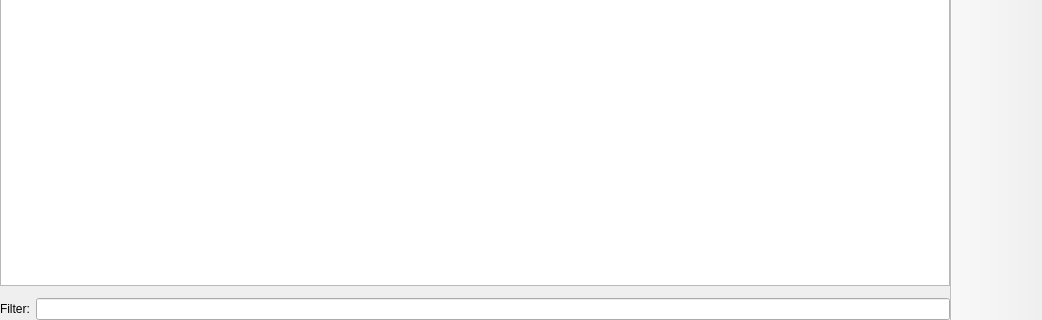
The window that launcher/ui/pages/instance/ExternalResourcesPage.ui (PolyMC/PolyMC) describes before a commit, drawn with Qt 5; both pictures show x 0 to 1042 and y 181 to 501 of the 1042 by 501 pixel window.
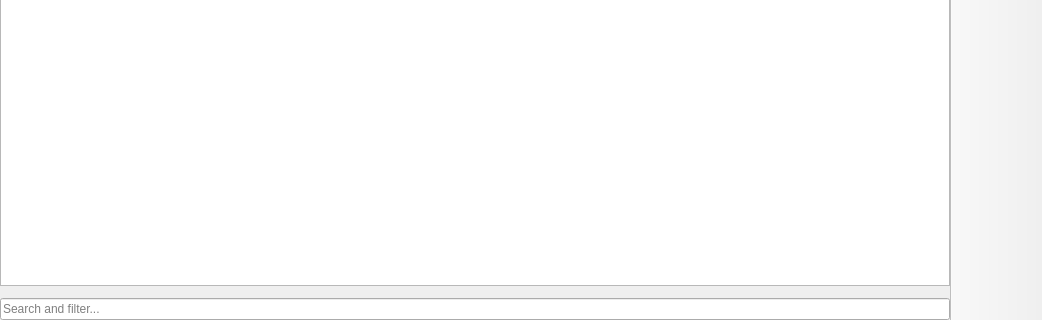
The same window after the commit. Custom widgets are drawn as their Qt base class.

Commit message: Inline search field texts

```diff
--- a/launcher/ui/pages/instance/ExternalResourcesPage.ui
+++ b/launcher/ui/pages/instance/ExternalResourcesPage.ui
@@ -26,20 +26,16 @@
     </property>
     <item row="4" column="1" colspan="3">
      <layout class="QGridLayout" name="gridLayout_2">
-      <item row="0" column="1">
+      <item row="0" column="0">
        <widget class="QLineEdit" name="filterEdit">
+        <property name="placeholderText">
+         <string>Search and filter...</string>
+        </property>
         <property name="clearButtonEnabled">
          <bool>true</bool>
         </property>
        </widget>
       </item>
-      <item row="0" column="0">
-       <widget class="QLabel" name="filterLabel">
-        <property name="text">
-         <string>Filter:</string>
-        </property>
-       </widget>
-      </item>
      </layout>
     </item>
     <item row="2" column="1" colspan="3">
@@ -160,6 +156,11 @@
   </action>
  </widget>
  <customwidgets>
+  <customwidget>
+   <class>WideBar</class>
+   <extends>QToolBar</extends>
+   <header>ui/widgets/WideBar.h</header>
+  </customwidget>
   <customwidget>
    <class>ModListView</class>
    <extends>QTreeView</extends>
@@ -171,11 +172,6 @@
    <header>ui/widgets/InfoFrame.h</header>
    <container>1</container>
   </customwidget>
-  <customwidget>
-   <class>WideBar</class>
-   <extends>QToolBar</extends>
-   <header>ui/widgets/WideBar.h</header>
-  </customwidget>
  </customwidgets>
  <tabstops>
   <tabstop>treeView</tabstop>
```
The commit also changes 5 other files.
